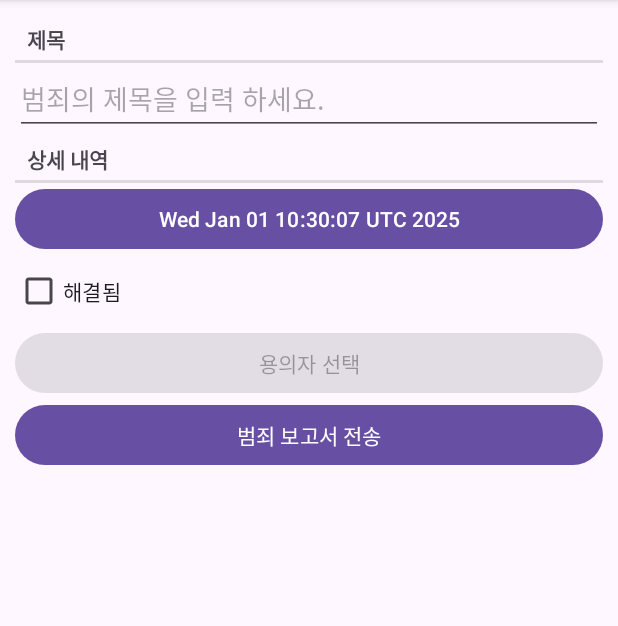
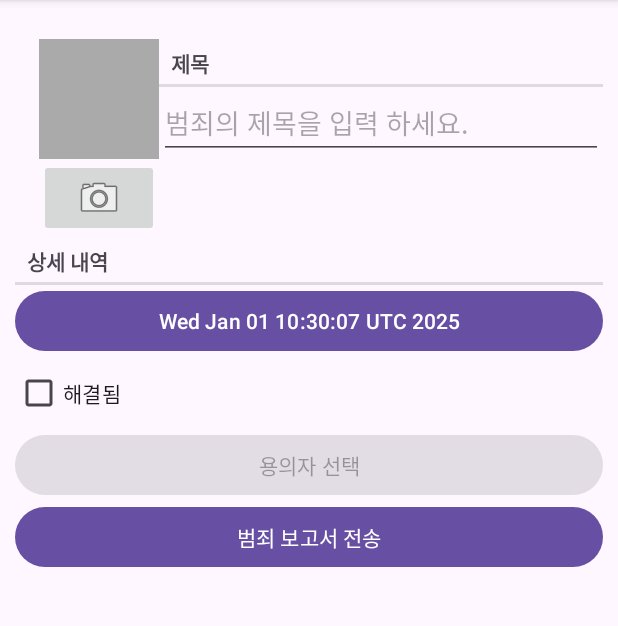
Before and after one commit to kyungkoo/bnr-android-4th, an Android app: the screen it shows after launch (MainActivity), after a tap on "새로운 범죄", on a phone screen of 412 x 824 dp, the part 96-722 px from its top. Run offline under Robolectric (Android 15) with nearby library versions, the phone set to English and light mode, and no system bars; our stand-ins replace Room's generated code; 1 statement that could not run was skipped.

Commit message:
add: ch16

```diff
--- a/CrimeIntent/app/src/main/java/com/bignerdranch/android/crimeintent/Crime.kt
+++ b/CrimeIntent/app/src/main/java/com/bignerdranch/android/crimeintent/Crime.kt
@@ -10,4 +10,8 @@ data class Crime(@PrimaryKey val id: UUID = UUID.randomUUID(),
     var title: String = "",
     var date: Date = Date(),
     var isSolved: Boolean = false,
-    var suspect: String = "")
+    var suspect: String = "") {
+
+    val photoFileName
+        get() = "IMG_$id.jpg"
+}
--- a/CrimeIntent/app/src/main/java/com/bignerdranch/android/crimeintent/CrimeDetailViewModel.kt
+++ b/CrimeIntent/app/src/main/java/com/bignerdranch/android/crimeintent/CrimeDetailViewModel.kt
@@ -4,6 +4,7 @@ import androidx.lifecycle.LiveData
 import androidx.lifecycle.MutableLiveData
 import androidx.lifecycle.ViewModel
 import androidx.lifecycle.switchMap
+import java.io.File
 import java.util.UUID
 
 class CrimeDetailViewModel: ViewModel() {
@@ -22,4 +23,7 @@ class CrimeDetailViewModel: ViewModel() {
     fun saveCrime(crime: Crime) {
         crimeRepository.updateCrime(crime)
     }
+
+    fun getPhotoFile(crime: Crime): File =
+        crimeRepository.getPhotoFile(crime)
 }
--- a/CrimeIntent/app/src/main/java/com/bignerdranch/android/crimeintent/CrimeFragment.kt
+++ b/CrimeIntent/app/src/main/java/com/bignerdranch/android/crimeintent/CrimeFragment.kt
@@ -1,13 +1,14 @@
 package com.bignerdranch.android.crimeintent
 
-import android.app.Activity
 import android.content.Context
 import android.content.Intent
 import android.content.pm.PackageManager
 import android.content.pm.ResolveInfo
+import android.net.Uri
 import android.os.Build
 import android.os.Bundle
 import android.provider.ContactsContract
+import android.provider.MediaStore
 import android.text.Editable
 import android.text.TextWatcher
 import android.text.format.DateFormat
@@ -18,11 +19,15 @@ import android.view.ViewGroup
 import android.widget.Button
 import android.widget.CheckBox
 import android.widget.EditText
+import android.widget.ImageButton
+import android.widget.ImageView
 import androidx.activity.result.ActivityResultLauncher
 import androidx.activity.result.contract.ActivityResultContracts
 import androidx.activity.result.launch
+import androidx.core.content.FileProvider
 import androidx.fragment.app.Fragment
 import androidx.lifecycle.ViewModelProvider
+import java.io.File
 import java.util.Date
 import java.util.UUID
 
@@ -33,13 +38,19 @@ private const val DATE_FORMAT = "yyyy년 M월 d일 H시 m분, E요일"
 
 class CrimeFragment: Fragment() {
     private lateinit var crime: Crime
+    private lateinit var photoFile: File
+    private lateinit var photoUri: Uri
+
     private lateinit var titleField: EditText
     private lateinit var dateButton: Button
     private lateinit var solvedCheckBox: CheckBox
     private lateinit var reportButton: Button
     private lateinit var suspectButton: Button
+    private lateinit var photoButton: ImageButton
+    private lateinit var photoView: ImageView
 
     private var resultLauncher: ActivityResultLauncher<Void?>? = null
+    private var photoResultLauncher: ActivityResultLauncher<Uri>? = null
 
     private val crimeDetailViewModel: CrimeDetailViewModel by lazy {
         ViewModelProvider(this)[CrimeDetailViewModel::class.java]
@@ -78,6 +89,8 @@ class CrimeFragment: Fragment() {
         solvedCheckBox = view.findViewById(R.id.crime_solved)
         reportButton = view.findViewById(R.id.crime_report)
         suspectButton = view.findViewById(R.id.crime_suspect)
+        photoButton = view.findViewById(R.id.crime_camera)
+        photoView = view.findViewById(R.id.crime_photo)
 
         return view
     }
@@ -92,6 +105,10 @@ class CrimeFragment: Fragment() {
             { crime ->
                 crime?.let {
                     this.crime = crime
+                    photoFile = crimeDetailViewModel.getPhotoFile(crime)
+                    photoUri = FileProvider.getUriForFile(requireActivity(),
+                        "com.bignerdranch.android.crimeintent.fileprvider",photoFile)
+
                     updateUI()
                 }
             }
@@ -139,6 +156,11 @@ class CrimeFragment: Fragment() {
                 crimeDetailViewModel.saveCrime(crime)
                 suspectButton.text = suspect
             }
+        }
+
+        photoResultLauncher = registerForActivityResult(ActivityResultContracts.TakePicture()) {
+            updatePhotoView()
+            requireActivity().revokeUriPermission(photoUri, Intent.FLAG_GRANT_WRITE_URI_PERMISSION)
         }
     }
 
@@ -194,6 +216,25 @@ class CrimeFragment: Fragment() {
             val resolvedActivity: ResolveInfo? = packageManager.resolveActivity(pickContactIntent, PackageManager.MATCH_DEFAULT_ONLY)
             isEnabled = resolvedActivity != null
         }
+
+        photoButton.apply {
+            // 응답 가능한 액티비티가 없으면 버튼을 비활성화
+            val captureImage = Intent(MediaStore.ACTION_IMAGE_CAPTURE)
+            val packageManager = requireActivity().packageManager
+            val resolvedActivity: ResolveInfo? = packageManager.resolveActivity(captureImage, PackageManager.MATCH_DEFAULT_ONLY)
+            isEnabled = resolvedActivity != null
+
+            setOnClickListener {
+
+                val cameraActivities = packageManager.queryIntentActivities(captureImage, PackageManager.MATCH_DEFAULT_ONLY)
+
+                for (cameraActivity in cameraActivities) {
+                    requireActivity().grantUriPermission(cameraActivity.activityInfo.packageName, photoUri, Intent.FLAG_GRANT_WRITE_URI_PERMISSION)
+                }
+
+                photoResultLauncher?.launch(photoUri)
+            }
+        }
     }
 
     override fun onResume() {
@@ -227,6 +268,8 @@ class CrimeFragment: Fragment() {
     override fun onDetach() {
         super.onDetach()
         Log.i(TAG, "onDetach")
+
+        requireActivity().revokeUriPermission(photoUri, Intent.FLAG_GRANT_WRITE_URI_PERMISSION)
     }
 
     private fun updateUI() {
@@ -240,6 +283,8 @@ class CrimeFragment: Fragment() {
         if (crime.suspect.isNotEmpty()) {
             suspectButton.text = crime.suspect
         }
+
+        updatePhotoView()
     }
 
     private fun getCrimeReport(): String {
@@ -259,6 +304,15 @@ class CrimeFragment: Fragment() {
         return getString(R.string.crime_report, crime.title, dateString, solvedString, suspect)
     }
 
+    private fun updatePhotoView() {
+        if (photoFile.exists()) {
+            val bitmap = getScaledBitmap(photoFile.path, requireActivity())
+            photoView.setImageBitmap(bitmap)
+        } else {
+            photoView.setImageBitmap(null)
+        }
+    }
+
     companion object {
         fun newInstance(crimeId: UUID): CrimeFragment {
             val args = Bundle().apply {
--- a/CrimeIntent/app/src/main/java/com/bignerdranch/android/crimeintent/CrimeRepository.kt
+++ b/CrimeIntent/app/src/main/java/com/bignerdranch/android/crimeintent/CrimeRepository.kt
@@ -5,6 +5,7 @@ import androidx.lifecycle.LiveData
 import androidx.room.Room
 import com.bignerdranch.android.crimeintent.database.CrimeDatabase
 import com.bignerdranch.android.crimeintent.database.migration_1_2
+import java.io.File
 import java.util.UUID
 import java.util.concurrent.Executors
 
@@ -21,6 +22,7 @@ class CrimeRepository private constructor(context: Context) {
 
     private val crimeDao = database.crimeDao()
     private val executor = Executors.newSingleThreadExecutor()
+    private val filesDir = context.applicationContext.filesDir
 
     fun getCrimes(): LiveData<List<Crime>> = crimeDao.getCrimes()
 
@@ -38,6 +40,8 @@ class CrimeRepository private constructor(context: Context) {
         }
     }
 
+    fun getPhotoFile(crime: Crime): File = File(filesDir, crime.photoFileName)
+
     companion object {
         private var INSTANCE: CrimeRepository? = null
 
--- a/CrimeIntent/app/src/main/res/layout/fragment_crime.xml
+++ b/CrimeIntent/app/src/main/res/layout/fragment_crime.xml
@@ -6,6 +6,38 @@
     android:layout_height="match_parent"
     android:padding="10dp">
 
+    <LinearLayout
+        android:layout_width="match_parent"
+        android:layout_height="wrap_content"
+        android:orientation="horizontal"
+        android:layout_marginStart="16dp"
+        android:layout_marginTop="16dp">
+
+        <LinearLayout
+            android:layout_width="wrap_content"
+            android:layout_height="wrap_content"
+            android:orientation="vertical">
+
+            <ImageView
+                android:id="@+id/crime_photo"
+                android:layout_width="80dp"
+                android:layout_height="80dp"
+                android:scaleType="centerInside"
+                android:cropToPadding="true"
+                android:background="@android:color/darker_gray"/>
+
+            <ImageButton
+                android:id="@+id/crime_camera"
+                android:layout_width="match_parent"
+                android:layout_height="wrap_content"
+                android:src="@android:drawable/ic_menu_camera"/>
+        </LinearLayout>
+
+        <LinearLayout
+            android:orientation="vertical"
+            android:layout_width="0dp"
+            android:layout_height="wrap_content"
+            android:layout_weight="1">
             <TextView
                 style="?android:listSeparatorTextViewStyle"
                 android:layout_width="match_parent"
@@ -17,6 +49,8 @@
                 android:layout_width="match_parent"
                 android:layout_height="wrap_content"
                 android:hint="@string/crime_title_hint"/>
+        </LinearLayout>
+    </LinearLayout>
 
     <TextView
         style="?android:listSeparatorTextViewStyle"
--- /dev/null
+++ b/CrimeIntent/app/src/main/res/xml/files.xml
@@ -0,0 +1,4 @@
+<?xml version="1.0" encoding="utf-8"?>
+<paths>
+    <files-path name="crime_photos" path="."/>
+</paths>
```
Also changed, not shown: CrimeIntent/app/src/main/AndroidManifest.xml (+9 -0 lines), CrimeIntent/app/src/main/java/com/bignerdranch/android/crimeintent/PictureUtils.kt (added, +43 -0 lines). Lines whose indentation alone changed are shown as unchanged.
